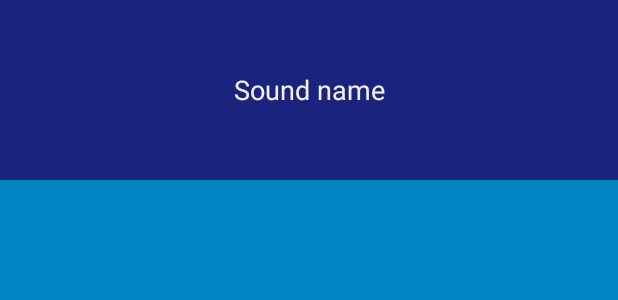
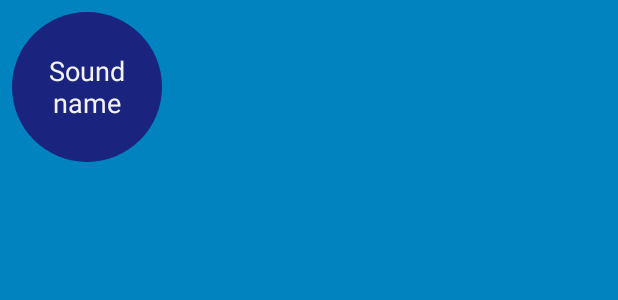
Before and after one commit to squashmeister99/Beatbox, an Android app: the layout list_item_sound.xml on its own in the app's theme, with its tools: preview values and no code run, on a phone screen of 412 x 824 dp. Shown: the top 300 px of the screen. Run offline under Robolectric (Android 15) with nearby library versions, the phone set to English and light mode, and no system bars.

Commit message:
finsihed chapter 21 beatbox

```diff
--- /dev/null
+++ b/app/src/main/res/drawable/beat_box_button_normal.xml
@@ -0,0 +1,5 @@
+<?xml version="1.0" encoding="utf-8"?>
+<shape xmlns:android="http://schemas.android.com/apk/res/android"
+    android:shape="oval">
+<solid android:color="@color/dark_blue"></solid>
+</shape>
--- /dev/null
+++ b/app/src/main/res/drawable/beat_box_button_pressed.xml
@@ -0,0 +1,15 @@
+<?xml version="1.0" encoding="utf-8"?>
+<layer-list xmlns:android="http://schemas.android.com/apk/res/android">
+    <item>
+        <shape
+            android:shape="oval">
+            <solid android:color="@color/red"></solid>
+        </shape>
+    </item>
+    <item>
+        <shape
+            android:shape="oval">
+            <stroke android:width="10dp" android:color="@color/dark_red"/>
+        </shape>
+    </item>
+</layer-list>
--- /dev/null
+++ b/app/src/main/res/drawable/button_beat_box.xml
@@ -0,0 +1,5 @@
+<?xml version="1.0" encoding="utf-8"?>
+<selector xmlns:android="http://schemas.android.com/apk/res/android">
+    <item android:drawable="@drawable/beat_box_button_normal" android:state_pressed="false"/>
+    <item android:drawable="@drawable/beat_box_button_pressed" android:state_pressed="true"/>
+</selector>
--- a/app/src/main/res/layout/list_item_sound.xml
+++ b/app/src/main/res/layout/list_item_sound.xml
@@ -1,9 +1,16 @@
 <?xml version="1.0" encoding="utf-8"?>
-<Button xmlns:android="http://schemas.android.com/apk/res/android"
-        xmlns:tools="http://schemas.android.com/tools"
-        android:layout_width="match_parent"
-        android:layout_height="120dp"
-    android:id="@+id/list_item_sound_button"
-    tools:text="Sound name">
+<FrameLayout xmlns:android="http://schemas.android.com/apk/res/android"
+             xmlns:tools="http://schemas.android.com/tools"
+             android:layout_margin="8dp"
+             android:layout_width="wrap_content"
+             android:layout_height="wrap_content">
 
-</Button>
+    <Button
+            android:layout_width="100dp"
+            android:layout_height="100dp"
+            android:layout_gravity="center"
+            android:id="@+id/list_item_sound_button"
+            tools:text="Sound name">
+
+    </Button>
+</FrameLayout>
--- a/app/src/main/res/values/styles.xml
+++ b/app/src/main/res/values/styles.xml
@@ -11,7 +11,7 @@
     </style>
 
     <style name="BeatBoxButton" parent="android:Widget.Holo.Button">
-        <item name="android:background">@color/dark_blue</item>
+        <item name="android:background">@drawable/button_beat_box</item>
     </style>
 
 
```
